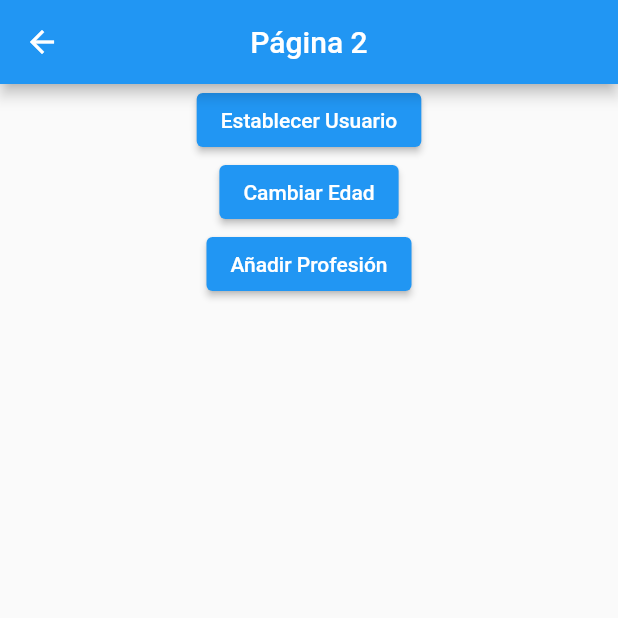
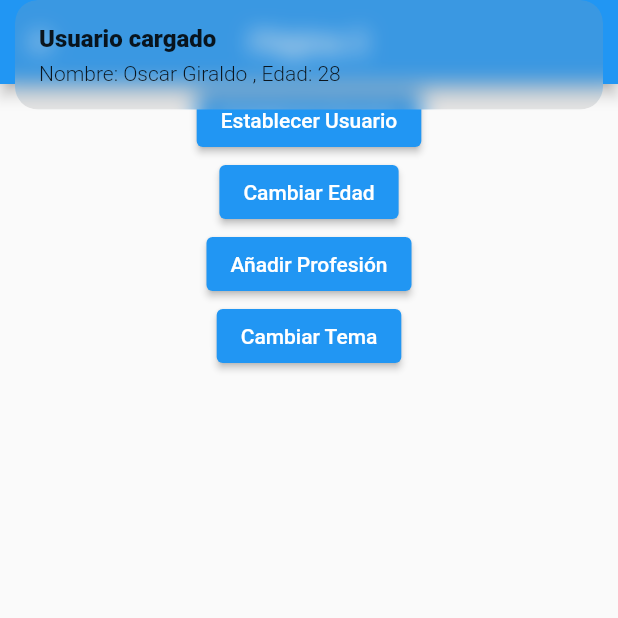
Before and after one commit to GV-Oscar/state-manager-examples, a Flutter app: the Pagina2Page screen opened by its route, after a tap on "Establecer Usuario", on a phone screen of 412 x 824 dp, the top half of it. Run offline on Flutter 3.47's test engine with Material 2 defaults, Android fonts, the phone set to English and light mode, and no system bars; our stand-ins replace get.

Commit message:
Menejador de estado GetX implementado

```diff
--- /dev/null
+++ b/lib/controllers/usuario_controller.dart
@@ -0,0 +1,30 @@
+import 'package:get/get.dart';
+import 'package:manejo_estados/models/usuario.dart';
+
+class UsuarioController extends GetxController {
+  // Establecer variables observables
+  var existeUsuario = false.obs;
+  var usuario = Usuario().obs;
+
+  /// Obtener cantidad de profesiones del usuario
+  get profesionesCount => this.usuario.value.profesiones.length;
+
+  /// Cargar información de usuario.
+  void cargarUsuario(Usuario usuario) {
+    // Añadir a los observables informaciópn
+    existeUsuario.value = true;
+    this.usuario.value = usuario;
+  }
+
+  void cambiarEdad(int edad) {
+    this.usuario.update((val) {
+      val!.edad = edad;
+    });
+  }
+
+  void agregarProfesion(String profesion) {
+    this.usuario.update((val) {
+      val!.profesiones = [...val.profesiones, profesion];
+    });
+  }
+}
--- a/lib/models/usuario.dart
+++ b/lib/models/usuario.dart
@@ -1,11 +1,11 @@
 class Usuario {
-  String nombre;
-  int edad;
-  List<String>? profesiones;
+  String? nombre;
+  int? edad;
+  List<String> profesiones;
 
   Usuario({
-    required this.nombre,
-    required this.edad,
-    this.profesiones
+    this.nombre,
+    this.edad,
+    this.profesiones = const []
   });
 }
--- a/lib/pages/pagina1_page.dart
+++ b/lib/pages/pagina1_page.dart
@@ -1,22 +1,54 @@
 import 'package:flutter/material.dart';
+
+import 'package:get/get.dart';
+
+import 'package:manejo_estados/controllers/usuario_controller.dart';
+import 'package:manejo_estados/models/usuario.dart';
+import 'package:manejo_estados/pages/pagina2_page.dart';
 
 class Pagina1Page extends StatelessWidget {
   @override
   Widget build(BuildContext context) {
+    final usuarioCtrl = Get.put(UsuarioController());
+
     return Scaffold(
       appBar: AppBar(
         title: Text('Página 1'),
         centerTitle: true,
       ),
-      body: HojaDeVidaUsuario(),
+      body: Obx(() => usuarioCtrl.existeUsuario.value
+          ? HojaDeVidaUsuario(
+              usuario: usuarioCtrl.usuario.value,
+            )
+          : NoInfoUsuario()),
       floatingActionButton: FloatingActionButton(
           child: Icon(Icons.navigate_next),
-          onPressed: () => Navigator.pushNamed(context, 'pag2')),
+          onPressed: () {
+            // Navegacion de rutas de forma tradicional:
+            // Navigator.pushNamed(context, 'pag2')
+
+            // Navegacion de ruta con GetX
+            Get.to(() => Pagina2Page(),
+                arguments: {'nombre': 'Oscar', 'edad': 36});
+          }),
+    );
+  }
+}
+
+class NoInfoUsuario extends StatelessWidget {
+  @override
+  Widget build(BuildContext context) {
+    return Center(
+      child: Text('No hay información de usuario'),
     );
   }
 }
 
 class HojaDeVidaUsuario extends StatelessWidget {
+  final Usuario usuario;
+
+  HojaDeVidaUsuario({required this.usuario});
+
   @override
   Widget build(BuildContext context) {
     return SingleChildScrollView(
@@ -27,39 +59,30 @@ class HojaDeVidaUsuario extends StatelessWidget {
           crossAxisAlignment: CrossAxisAlignment.start,
           children: [
             // Datos personales
-            Text(
+            const Text(
               'Datos Personales',
               style: TextStyle(fontSize: 18, fontWeight: FontWeight.bold),
             ),
-            Divider(),
+            const Divider(),
             ListTile(
-              title: Text('Nombre:'),
-              subtitle: Text('Oscar David Giraldo Velasco'),
+              title: const Text('Nombre:'),
+              subtitle: Text('${usuario.nombre}'),
             ),
             ListTile(
-              title: Text('Edad:'),
-              subtitle: Text('28 años'),
+              title: const Text('Edad:'),
+              subtitle: Text('${usuario.edad}'),
             ),
 
             // Profesiones
-            Text(
+            const Text(
               'Profresiones',
               style: TextStyle(fontSize: 18, fontWeight: FontWeight.bold),
             ),
-            Divider(),
+            const Divider(),
 
-            ListTile(
-              title: Text('Profesión #1:'),
-              subtitle: Text('Desarrollador Android'),
-            ),
-            ListTile(
-              title: Text('Profesión #2:'),
-              subtitle: Text('Desarrollador IOS'),
-            ),
-            ListTile(
-              title: Text('Profesión #3:'),
-              subtitle: Text('Desarrollador Flutter'),
-            ),
+            ...usuario.profesiones.map((profesion) => ListTile(
+                  title: Text(profesion),
+                ))
           ],
         ),
       ),
--- a/lib/pages/pagina2_page.dart
+++ b/lib/pages/pagina2_page.dart
@@ -1,8 +1,16 @@
 import 'package:flutter/material.dart';
+import 'package:get/get.dart';
+import 'package:manejo_estados/controllers/usuario_controller.dart';
+import 'package:manejo_estados/models/usuario.dart';
 
 class Pagina2Page extends StatelessWidget {
   @override
   Widget build(BuildContext context) {
+    final arguments = Get.arguments;
+    print(arguments);
+
+    final usuarioCtrl = Get.find<UsuarioController>();
+
     return Scaffold(
       appBar: AppBar(
         title: Text('Página 2'),
@@ -11,9 +19,38 @@ class Pagina2Page extends StatelessWidget {
       body: Center(
         child: Column(
           children: [
-            ElevatedButton(onPressed: () {}, child: Text('Establecer Usuario')),
-            ElevatedButton(onPressed: () {}, child: Text('Cambiar Edad')),
-            ElevatedButton(onPressed: () {}, child: Text('Añadir Profesión')),
+            ElevatedButton(
+                onPressed: () {
+                  final usuario = Usuario(
+                      nombre: 'Oscar Giraldo',
+                      edad: 28,
+                      profesiones: ['Android Dev', 'Flutter Dev']);
+                  usuarioCtrl.cargarUsuario(usuario);
+                  Get.snackbar('Usuario cargado',
+                      'Nombre: ${usuario.nombre} , Edad: ${usuario.edad}',
+                      //backgroundColor: Colors.white,
+                      // boxShadows: [BoxShadow(color: Colors.black, blurRadius: 5)]
+                  );
+                },
+                child: Text('Establecer Usuario')),
+            ElevatedButton(
+                onPressed: () {
+                  usuarioCtrl.cambiarEdad(30);
+                },
+                child: Text('Cambiar Edad')),
+            ElevatedButton(
+                onPressed: () {
+                  usuarioCtrl.agregarProfesion(
+                      'Profesion #${usuarioCtrl.profesionesCount + 1}');
+                },
+                child: Text('Añadir Profesión')),
+            ElevatedButton(
+                onPressed: () {
+                  Get.changeTheme(Get.isDarkMode
+                      ? ThemeData.light()
+                      : ThemeData.dark().copyWith());
+                },
+                child: Text('Cambiar Tema')),
           ],
         ),
       ),
--- a/pubspec.yaml
+++ b/pubspec.yaml
@@ -34,6 +34,7 @@ dependencies:
   # The following adds the Cupertino Icons font to your application.
   # Use with the CupertinoIcons class for iOS style icons.
   cupertino_icons: ^1.0.2
+  get: ^4.3.8
 
 dev_dependencies:
   flutter_test:
```
Also changed, not shown: lib/main.dart (+11 -6 lines), pubspec.lock.
